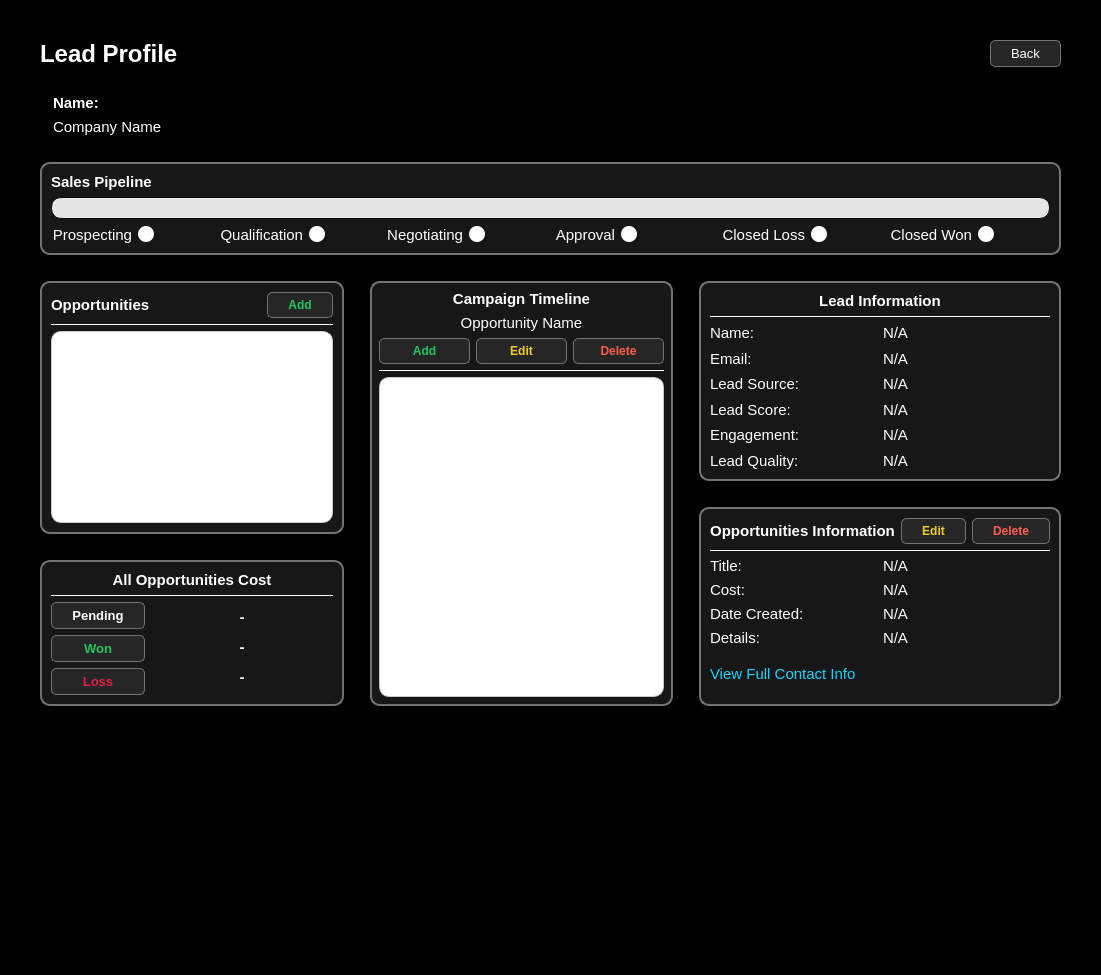
ImGaby123/SalesOptimizer-CRM, file CRM/views/ui/leads_profile.ui: the form before one commit.
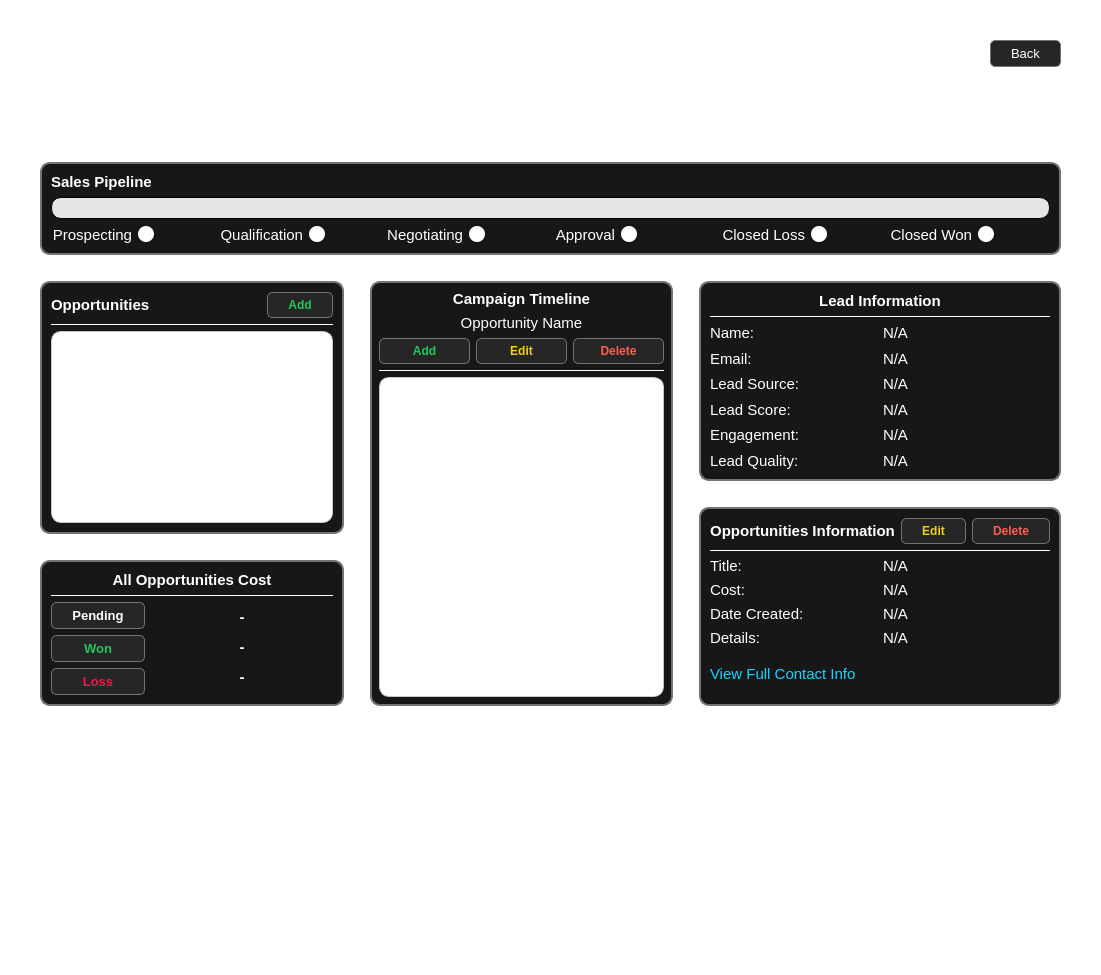
The form after the commit. Icons and pictures are not drawn.

Diff of the .ui file:
```diff
--- a/CRM/views/ui/leads_profile.ui
+++ b/CRM/views/ui/leads_profile.ui
@@ -14,7 +14,7 @@
    <string>Lead </string>
   </property>
   <property name="styleSheet">
-   <string notr="true">background-color: rgb(0, 0, 0);
+   <string notr="true">background-color: transparent;
 color: rgb(255, 255, 255);</string>
   </property>
   <layout class="QGridLayout" name="gridLayout">
```
